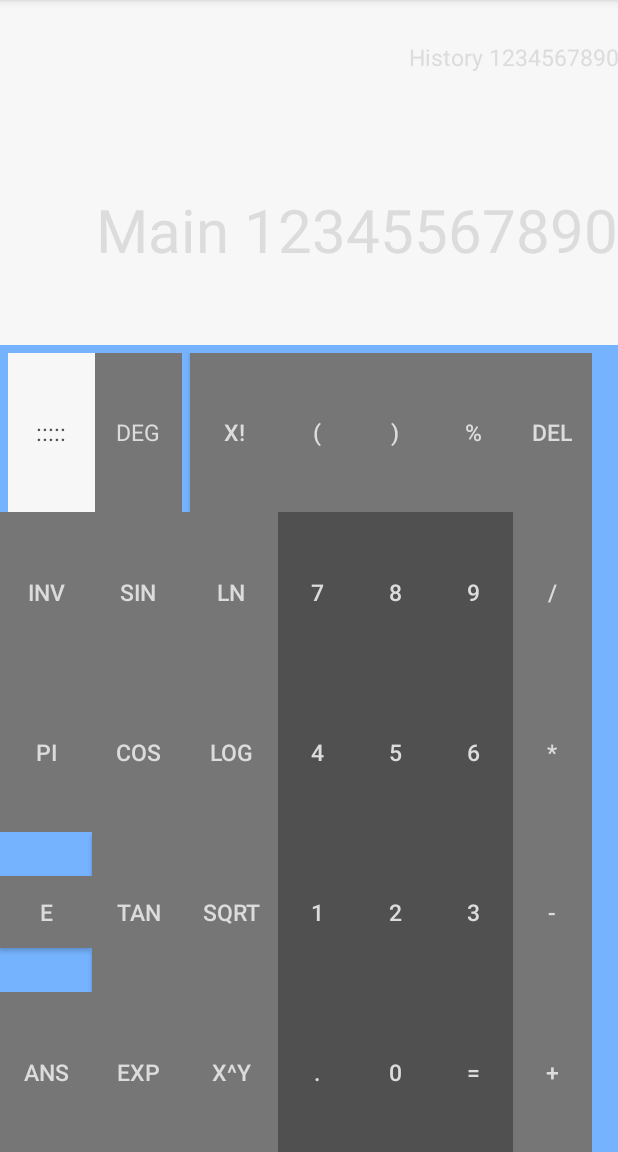
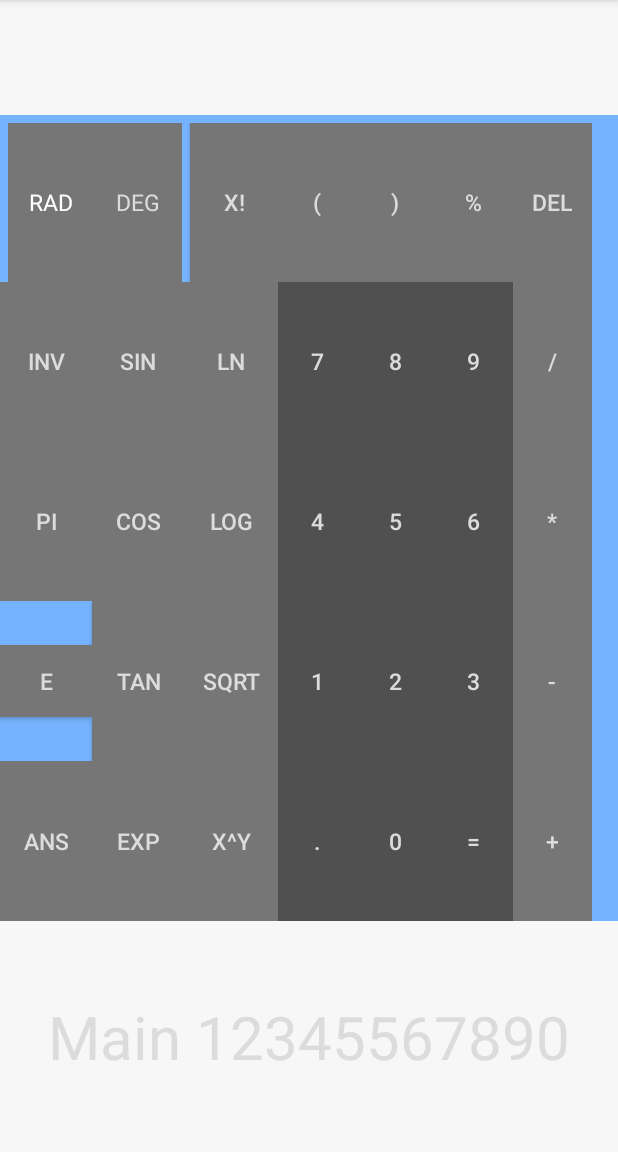
Before and after one commit to rusili56/Scientific_Calculator, an Android app: the screen it shows after launch (Calculator_Horizontal), on a phone screen of 412 x 824 dp, the part 84-1236 px from its top. Run offline under Robolectric (Android 15) with nearby library versions, the phone set to English and light mode, and no system bars.

```diff
--- a/app/src/main/AndroidManifest.xml
+++ b/app/src/main/AndroidManifest.xml
@@ -15,6 +15,7 @@
                 <category android:name="android.intent.category.LAUNCHER" />
             </intent-filter>
         </activity>
+        <activity android:name=".KeyPad"></activity>
     </application>
 
 </manifest>
--- a/app/src/main/java/nyc/c4q/rusili/scientific_calculator/Calculator_Vertical.java
+++ b/app/src/main/java/nyc/c4q/rusili/scientific_calculator/Calculator_Vertical.java
@@ -60,9 +60,9 @@ public class Calculator_Vertical extends AppCompatActivity {
         setContentView(R.layout.calculator_vertical);
 
         scroll = (HorizontalScrollView) findViewById(R.id.headerscroll);
-        tvHistory = (TextView) findViewById(R.id.headerdisplay);
-        tvMain = (TextView) findViewById(R.id.displaynumbers);
-    }
+    tvHistory = (TextView) findViewById(R.id.headerdisplay);
+    tvMain = (TextView) findViewById(R.id.displaynumbers);
+}
 
     public void onClickNum(View v) {
         Button b = (Button)v;
--- a/app/src/main/res/layout/calculator_horizontal.xml
+++ b/app/src/main/res/layout/calculator_horizontal.xml
@@ -1,5 +1,6 @@
 <?xml version="1.0" encoding="utf-8"?>
-<LinearLayout xmlns:android="http://schemas.android.com/apk/res/android"
+<LinearLayout
+    xmlns:android="http://schemas.android.com/apk/res/android"
     android:orientation="vertical" android:layout_width="match_parent"
     android:layout_height="match_parent">
 
@@ -13,35 +14,15 @@
             android:id="@+id/idHistory"
             android:layout_width="match_parent"
             android:layout_height="match_parent"
-            android:textAlignment="textEnd"
+            android:textAlignment="center"
             android:background="#f7f7f7"
             android:gravity="center_vertical"
             android:textSize="15sp"
-            android:hint="History 1234567890"
-            android:textColorHint="#dcdcdc"
+            android:text=""
+            android:textColor="#000000"
             />
     </LinearLayout>
 
-
-    <LinearLayout
-        android:layout_width="match_parent"
-        android:layout_height="0dp"
-        android:layout_weight="20"
-        >
-
-        <TextView
-            android:id="@+id/idMain"
-            android:layout_width="match_parent"
-            android:layout_height="match_parent"
-            android:textAlignment="textEnd"
-            android:gravity="center_vertical"
-            android:background="#f7f7f7"
-            android:textSize="40sp"
-            android:hint="Main 12345567890"
-            android:textColorHint="#dcdcdc"
-            />
-
-    </LinearLayout>
 
     <LinearLayout
         android:id="@+id/idLayoutButtons"
@@ -84,12 +65,12 @@
                         android:layout_width="0dp"
                         android:layout_height="match_parent"
                         android:layout_weight="50"
-                        android:background="#f7f7f7"
+                        android:background="#767676"
                         android:textAlignment="center"
                         android:gravity="center_vertical"
-                        android:textColor="#505050"
+                        android:textColor="#FFFFFF"
                         android:textSize="15sp"
-                        android:text=":::::"
+                        android:text="RAD"
                         />
 
                     <TextView
@@ -108,7 +89,7 @@
                 </LinearLayout>
 
                 <Button
-                    android:id="@+id/a3"
+                    android:id="@+id/btn_x"
                     android:layout_width="0dp"
                     android:layout_height="match_parent"
                     android:layout_weight="33"
@@ -124,7 +105,7 @@
                 android:layout_weight="20">
 
                 <Button
-                    android:id="@+id/b1"
+                    android:id="@+id/btn_inv"
                     android:layout_width="0dp"
                     android:layout_height="match_parent"
                     android:layout_weight="33"
@@ -134,7 +115,7 @@
                     android:textSize="15sp"
                     />
                 <Button
-                    android:id="@+id/b2"
+                    android:id="@+id/btn_sin"
                     android:layout_width="0dp"
                     android:layout_height="match_parent"
                     android:layout_weight="33"
@@ -144,7 +125,7 @@
                     android:textSize="15sp"
                     />
                 <Button
-                    android:id="@+id/b3"
+                    android:id="@+id/btn_ln"
                     android:layout_width="0dp"
                     android:layout_height="match_parent"
                     android:layout_weight="33"
@@ -160,7 +141,7 @@
                 android:layout_weight="20">
 
                 <Button
-                    android:id="@+id/c1"
+                    android:id="@+id/btn_pi"
                     android:layout_width="0dp"
                     android:layout_height="match_parent"
                     android:layout_weight="33"
@@ -170,7 +151,7 @@
                     android:textSize="15sp"
                     />
                 <Button
-                    android:id="@+id/c2"
+                    android:id="@+id/btn_cos"
                     android:layout_width="0dp"
                     android:layout_height="match_parent"
                     android:layout_weight="33"
@@ -180,7 +161,7 @@
                     android:textSize="15sp"
                     />
                 <Button
-                    android:id="@+id/c3"
+                    android:id="@+id/btn_log"
                     android:layout_width="0dp"
                     android:layout_height="match_parent"
                     android:layout_weight="33"
@@ -196,7 +177,7 @@
                 android:layout_weight="20">
 
                 <Button
-                    android:id="@+id/d1"
+                    android:id="@+id/btn_e"
                     android:layout_width="0dp"
                     android:layout_height="wrap_content"
                     android:layout_weight="33"
@@ -207,7 +188,7 @@
                     />
 
                 <Button
-                    android:id="@+id/d2"
+                    android:id="@+id/btn_tan"
                     android:layout_width="0dp"
                     android:layout_height="match_parent"
                     android:layout_weight="33"
@@ -218,7 +199,7 @@
                     />
 
                 <Button
-                    android:id="@+id/d3"
+                    android:id="@+id/btn_sqrt"
                     android:layout_width="0dp"
                     android:layout_height="match_parent"
                     android:layout_weight="33"
@@ -234,7 +215,7 @@
                 android:layout_weight="20">
 
                 <Button
-                    android:id="@+id/e1"
+                    android:id="@+id/btn_ans"
                     android:layout_width="0dp"
                     android:layout_height="match_parent"
                     android:layout_weight="33"
@@ -245,7 +226,7 @@
                     />
 
                 <Button
-                    android:id="@+id/e2"
+                    android:id="@+id/exp"
                     android:layout_width="0dp"
                     android:layout_height="match_parent"
                     android:layout_weight="33"
@@ -256,7 +237,7 @@
                     />
 
                 <Button
-                    android:id="@+id/e3"
+                    android:id="@+id/btn_x_hat_y"
                     android:layout_width="0dp"
                     android:layout_height="match_parent"
                     android:layout_weight="33"
@@ -288,7 +269,7 @@
                     android:layout_weight="20">
 
                     <Button
-                        android:id="@+id/a4"
+                        android:id="@+id/btn_leftBracket"
                         android:layout_width="0dp"
                         android:layout_height="match_parent"
                         android:layout_weight="25"
@@ -299,7 +280,7 @@
                         />
 
                     <Button
-                        android:id="@+id/a5"
+                        android:id="@+id/btn_rightBracket"
                         android:layout_width="0dp"
                         android:layout_height="match_parent"
                         android:layout_weight="25"
@@ -310,7 +291,7 @@
                         />
 
                     <Button
-                        android:id="@+id/a6"
+                        android:id="@+id/btn_percent"
                         android:layout_width="0dp"
                         android:layout_height="match_parent"
                         android:layout_weight="25"
@@ -321,7 +302,7 @@
                         />
 
                     <Button
-                        android:id="@+id/a7"
+                        android:id="@+id/btn_DEL"
                         android:layout_width="0dp"
                         android:layout_height="match_parent"
                         android:layout_weight="25"
@@ -338,7 +319,7 @@
                     >
 
                     <Button
-                        android:id="@+id/b4"
+                        android:id="@+id/btn_7"
                         android:layout_width="0dp"
                         android:layout_height="match_parent"
                         android:layout_weight="25"
@@ -349,7 +330,7 @@
                         />
 
                     <Button
-                        android:id="@+id/b5"
+                        android:id="@+id/btn_8"
                         android:layout_width="0dp"
                         android:layout_height="match_parent"
                         android:layout_weight="25"
@@ -359,7 +340,7 @@
                         android:textSize="15sp"
                         />
                     <Button
-                        android:id="@+id/b6"
+                        android:id="@+id/btn_9"
                         android:layout_width="0dp"
                         android:layout_height="match_parent"
                         android:layout_weight="25"
@@ -369,7 +350,7 @@
                         android:textSize="15sp"
                         />
                     <Button
-                        android:id="@+id/b7"
+                        android:id="@+id/btn_division"
                         android:layout_width="0dp"
                         android:layout_height="match_parent"
                         android:layout_weight="25"
@@ -385,7 +366,7 @@
                     android:layout_weight="20">
 
                     <Button
-                        android:id="@+id/c4"
+                        android:id="@+id/btn_4"
                         android:layout_width="0dp"
                         android:layout_height="match_parent"
                         android:layout_weight="25"
@@ -395,7 +376,7 @@
                         android:textSize="15sp"
                         />
                     <Button
-                        android:id="@+id/c5"
+                        android:id="@+id/btn_5"
                         android:layout_width="0dp"
                         android:layout_height="match_parent"
                         android:layout_weight="25"
@@ -405,7 +386,7 @@
                         android:textSize="15sp"
                         />
                     <Button
-                        android:id="@+id/c6"
+                        android:id="@+id/btn_6"
                         android:layout_width="0dp"
                         android:layout_height="match_parent"
                         android:layout_weight="25"
@@ -415,7 +396,7 @@
                         android:textSize="15sp"
                         />
                     <Button
-                        android:id="@+id/c7"
+                        android:id="@+id/btn_multiply"
                         android:layout_width="0dp"
                         android:layout_height="match_parent"
                         android:layout_weight="25"
@@ -431,7 +412,7 @@
                     android:layout_weight="20">
 
                     <Button
-                        android:id="@+id/d4"
+                        android:id="@+id/btn_1"
                         android:layout_width="0dp"
                         android:layout_height="match_parent"
                         android:layout_weight="25"
@@ -441,7 +422,7 @@
                         android:textSize="15sp"
                         />
                     <Button
-                        android:id="@+id/d5"
+                        android:id="@+id/btn_2"
                         android:layout_width="0dp"
                         android:layout_height="match_parent"
                         android:layout_weight="25"
@@ -450,8 +431,9 @@
                         android:textColor="#dcdcdc"
                         android:textSize="15sp"
                         />
+
                     <Button
-                        android:id="@+id/d6"
+                        android:id="@+id/btn_3"
                         android:layout_width="0dp"
                         android:layout_height="match_parent"
                         android:layout_weight="25"
@@ -462,7 +444,7 @@
                         />
 
                     <Button
-                        android:id="@+id/d7"
+                        android:id="@+id/btn_minus"
                         android:layout_width="0dp"
                         android:layout_height="match_parent"
                         android:layout_weight="25"
@@ -478,7 +460,7 @@
                     android:layout_weight="20">
 
                     <Button
-                        android:id="@+id/e4"
+                        android:id="@+id/btn_dot"
                         android:layout_width="0dp"
                         android:layout_height="match_parent"
                         android:layout_weight="25"
@@ -489,7 +471,7 @@
                         />
 
                     <Button
-                        android:id="@+id/e5"
+                        android:id="@+id/btn_0"
                         android:layout_width="0dp"
                         android:layout_height="match_parent"
                         android:layout_weight="25"
@@ -499,7 +481,7 @@
                         android:textSize="15sp"
                         />
                     <Button
-                        android:id="@+id/e6"
+                        android:id="@+id/btn_equals"
                         android:layout_width="0dp"
                         android:layout_height="match_parent"
                         android:layout_weight="25"
@@ -509,7 +491,7 @@
                         android:textSize="15sp"
                         />
                     <Button
-                        android:id="@+id/e7"
+                        android:id="@+id/btn_plus"
                         android:layout_width="0dp"
                         android:layout_height="match_parent"
                         android:layout_weight="25"
@@ -528,7 +510,7 @@
                 >
 
                 <Button
-                    android:id="@+id/idCE"
+                    android:id="@+id/btn_CE"
                     android:background="#76B3FF"
                     android:layout_width="match_parent"
                     android:layout_height="match_parent"
@@ -541,5 +523,25 @@
 
     </LinearLayout>
 
+    <LinearLayout
+        android:layout_width="match_parent"
+        android:layout_height="0dp"
+        android:layout_weight="20"
+        >
+
+        <TextView
+            android:id="@+id/tv_Main"
+            android:layout_width="match_parent"
+            android:layout_height="match_parent"
+            android:textAlignment="center"
+            android:gravity="center_vertical"
+            android:background="#f7f7f7"
+            android:textSize="40sp"
+            android:hint="Main 12345567890"
+            android:textColorHint="#dcdcdc"
+            />
+
+    </LinearLayout>
+
 
 </LinearLayout>
```
Also changed, not shown: app/src/main/java/nyc/c4q/rusili/scientific_calculator/ButtonValues.java (+27 -0 lines), app/src/main/java/nyc/c4q/rusili/scientific_calculator/Calculator_Horizontal.java (+6 -1 lines), app/src/main/java/nyc/c4q/rusili/scientific_calculator/KeyPad.java (+227 -2 lines).
